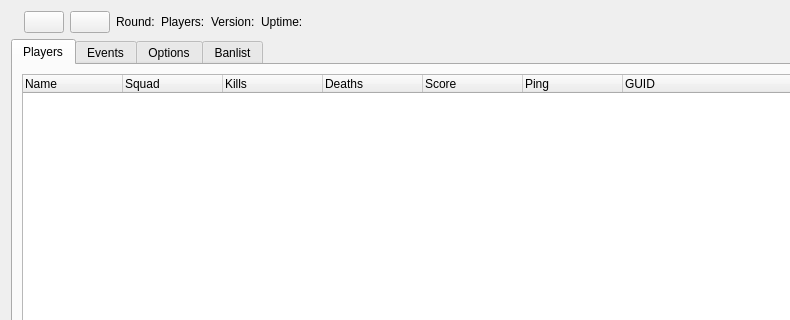
The window that client/bf4/BF4Widget.ui (OpenRcon/OpenRcon) describes before a commit, drawn with Qt 5; both pictures show x 0 to 790 and y 0 to 320 of the 922 by 627 pixel window.
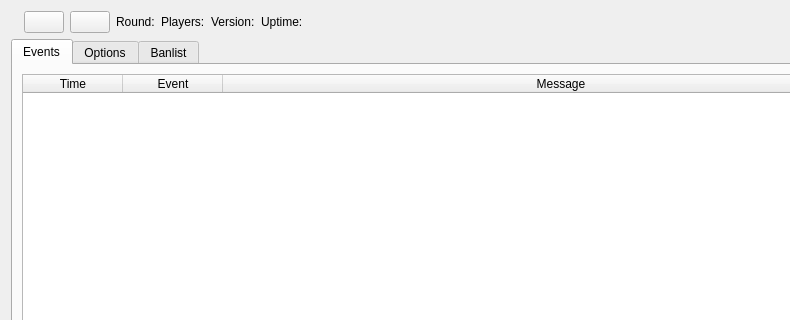
The same window after the commit. Icons and pictures are not drawn.

Commit message: (BF4) Moved playerlist to PlayerListWidget.

Patch:
```diff
--- a/client/bf4/BF4Widget.ui
+++ b/client/bf4/BF4Widget.ui
@@ -108,59 +108,6 @@
      <property name="documentMode">
       <bool>false</bool>
      </property>
-     <widget class="QWidget" name="tab_pl">
-      <attribute name="icon">
-       <iconset>
-        <normaloff>:/icons/images/icons/system-users.png</normaloff>:/icons/images/icons/system-users.png</iconset>
-      </attribute>
-      <attribute name="title">
-       <string>Players</string>
-      </attribute>
-      <layout class="QGridLayout" name="gridLayout">
-       <item row="1" column="0">
-        <widget class="QTreeWidget" name="treeWidget_pl_players">
-         <property name="contextMenuPolicy">
-          <enum>Qt::CustomContextMenu</enum>
-         </property>
-         <column>
-          <property name="text">
-           <string>Name</string>
-          </property>
-         </column>
-         <column>
-          <property name="text">
-           <string>Squad</string>
-          </property>
-         </column>
-         <column>
-          <property name="text">
-           <string>Kills</string>
-          </property>
-         </column>
-         <column>
-          <property name="text">
-           <string>Deaths</string>
-          </property>
-         </column>
-         <column>
-          <property name="text">
-           <string>Score</string>
-          </property>
-         </column>
-         <column>
-          <property name="text">
-           <string>Ping</string>
-          </property>
-         </column>
-         <column>
-          <property name="text">
-           <string>GUID</string>
-          </property>
-         </column>
-        </widget>
-       </item>
-      </layout>
-     </widget>
      <widget class="QWidget" name="tab_ev">
       <attribute name="title">
        <string>Events</string>
```
The commit also changes 14 other files.
